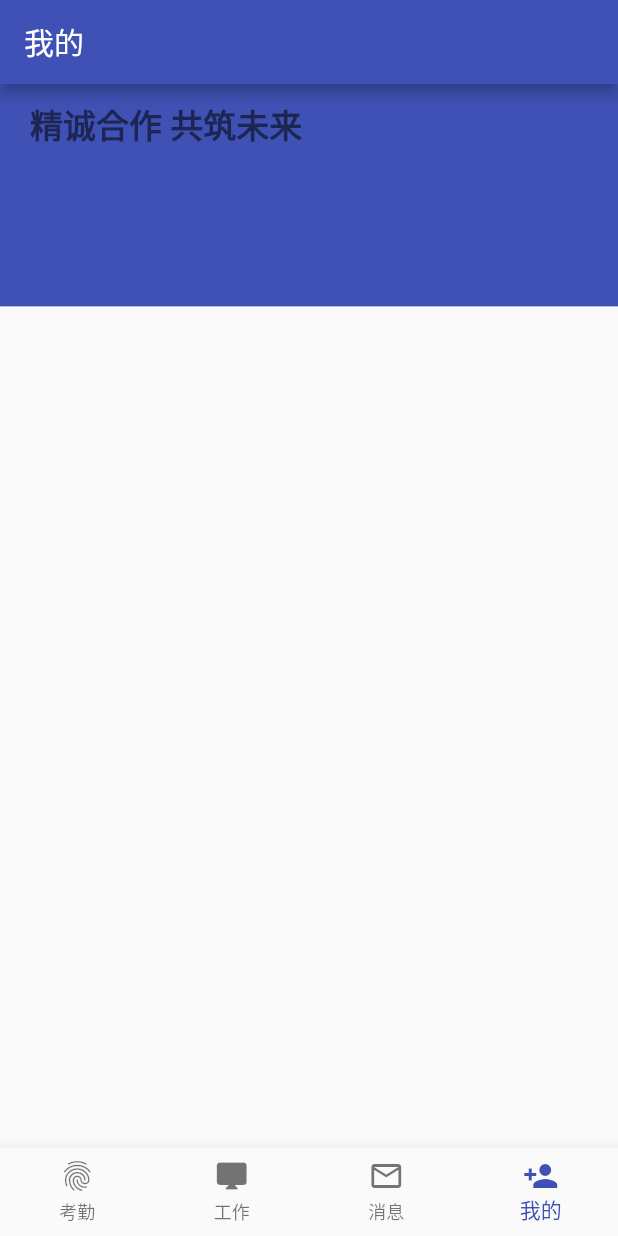
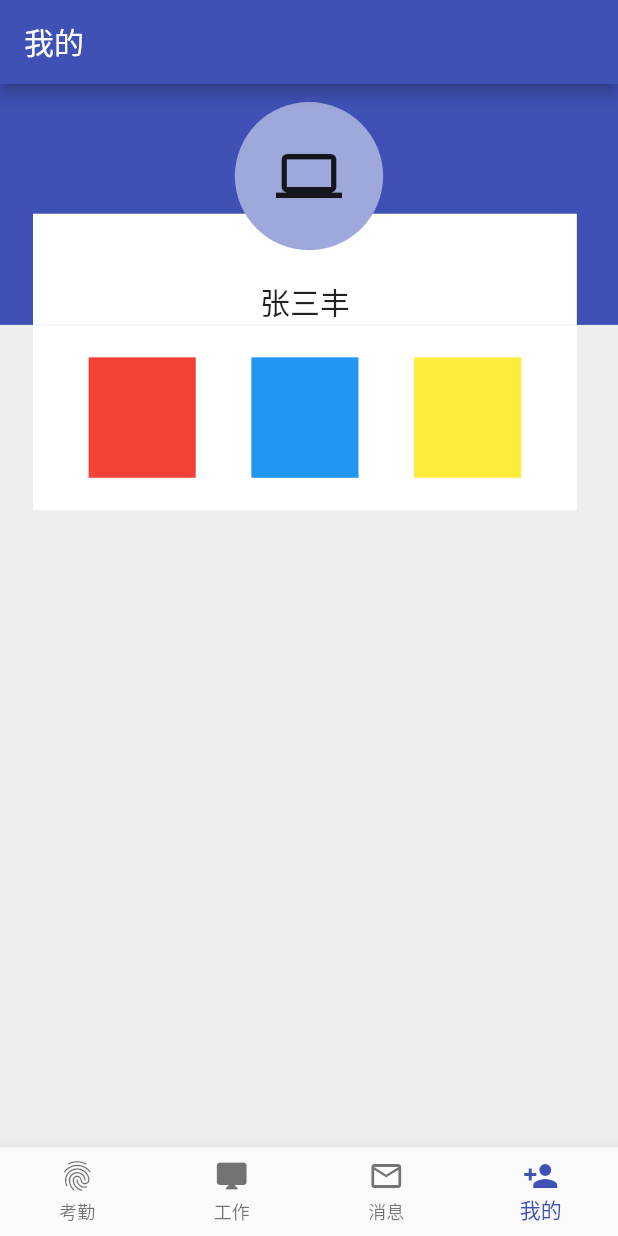
Before and after one commit to pidandan/Flutter-Work, a Flutter app: the screen it shows after launch, item 4 of the bottom bar chosen, on a phone screen of 412 x 824 dp. Run offline on Flutter 3.47's test engine with Material 2 defaults, Android fonts, the phone set to English and light mode, and no system bars; our stand-ins replace flutter_screenutil.

Commit message:
个人主页

```diff
--- a/workingHours/lib/pages/mine/mine_info.dart
+++ b/workingHours/lib/pages/mine/mine_info.dart
@@ -11,31 +11,99 @@ class MineInfo extends StatefulWidget {
 class _MineInfoState extends State<MineInfo> {
   @override
   Widget build(BuildContext context) {
-    return Stack(
+    return Container(
+      child: Column(
+        children: <Widget>[
+          Stack(
+            children: <Widget>[
+              Container(
+                height: ScreenUtil().setHeight(260),
+                width: ScreenUtil().setWidth(750),
+                color: Colors.indigo,
+              ),
+              _topPositionWidget(),
+              _topImagePositionWidget()
+            ],
+          ),
+          Stack(
             children: <Widget>[
               Container(
                 height: ScreenUtil().setHeight(240),
                 width: ScreenUtil().setWidth(750),
-          color: Colors.indigo,
               ),
-        _nameWidget()
+              _bottomPositionWidget()
             ],
+          )
+        ],
+      ),
     );
   }
 
-  // 公司名称
-  Widget _nameWidget() {
+  // 顶部浮动框
+  Widget _topPositionWidget() {
     return Positioned(
-        left: 20,
-        top: 10,
+      left: 22,
+      bottom: 0,
       child: Container(
+        height: ScreenUtil().setHeight(120),
+        width: ScreenUtil().setWidth(660),
+        color: Colors.white,
+        alignment: Alignment.bottomCenter,
         child: Text(
-            '精诚合作 共筑未来',
-            style: TextStyle(
-                color: Colors.black54,
-                fontSize: 22,
-                fontWeight: FontWeight.bold),
+          "张三丰",
+          style: TextStyle(fontSize: 20),
         ),
-        ));
+      ),
+    );
+  }
+
+  // 顶部个人头像浮动
+  Widget _topImagePositionWidget() {
+    return Positioned(
+      left: 124,
+      right: 124,
+      top: 12,
+      child: Container(
+        height: ScreenUtil().setHeight(160),
+        child: Icon(
+          Icons.computer,
+          size: 44,
+        ),
+        decoration:
+            BoxDecoration(shape: BoxShape.circle, color: Colors.indigo[200]),
+      ),
+    );
+  }
+
+  // 底部浮动
+  Widget _bottomPositionWidget() {
+    return Positioned(
+        left: 22,
+        top: 0,
+        child: Container(
+            height: ScreenUtil().setHeight(200),
+            width: ScreenUtil().setWidth(660),
+            color: Colors.white,
+            alignment: Alignment.center,
+            child: Row(
+              mainAxisAlignment: MainAxisAlignment.spaceEvenly,
+              children: <Widget>[
+                Container(
+                  height: ScreenUtil().setHeight(130),
+                  width: ScreenUtil().setWidth(130),
+                  color: Colors.red,
+                ),
+                Container(
+                  height: ScreenUtil().setHeight(130),
+                  width: ScreenUtil().setWidth(130),
+                  color: Colors.blue,
+                ),
+                Container(
+                  height: ScreenUtil().setHeight(130),
+                  width: ScreenUtil().setWidth(130),
+                  color: Colors.yellow,
+                ),
+              ],
+            )));
   }
 }
--- a/workingHours/lib/pages/mine/mine_page.dart
+++ b/workingHours/lib/pages/mine/mine_page.dart
@@ -14,6 +14,7 @@ class _MinePageState extends State<MinePage> {
     return Scaffold(
       appBar: AppBar(title: Text('我的')),
       body: Container(
+        color: Colors.grey[200],
         child: Column(
           children: <Widget>[
             MineInfo(),
```
Lines whose indentation alone changed are shown as unchanged.
